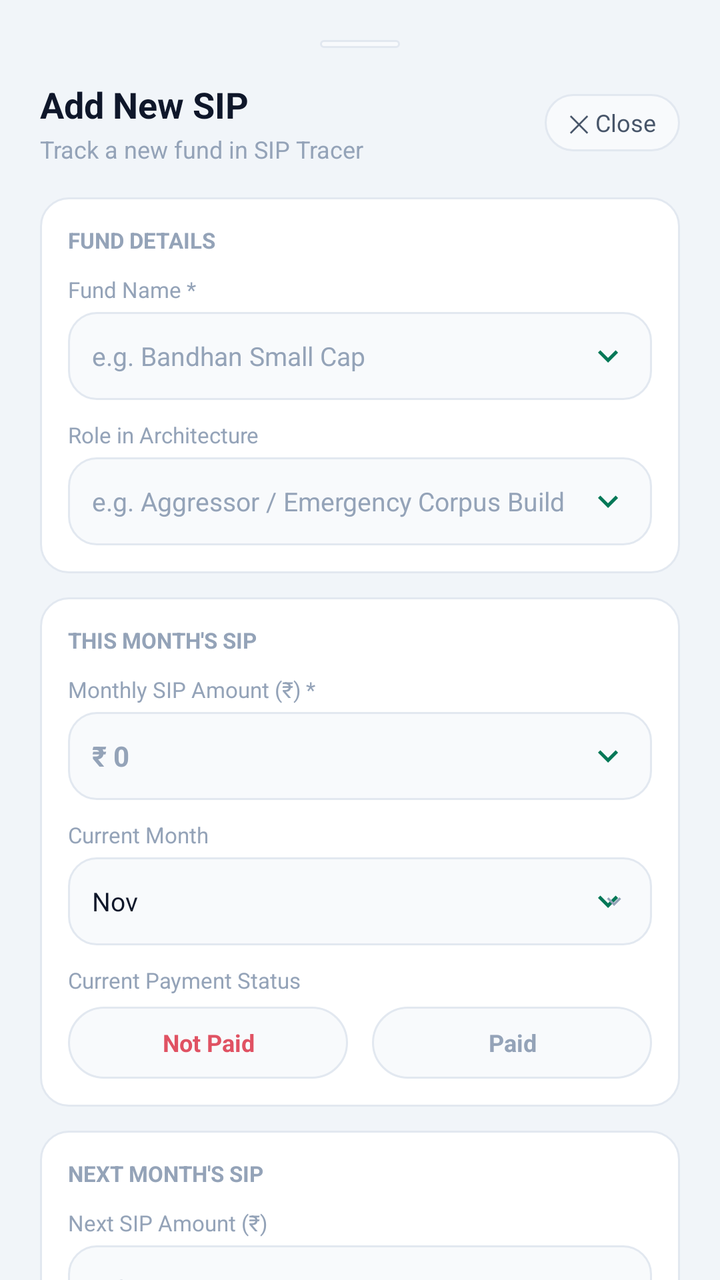
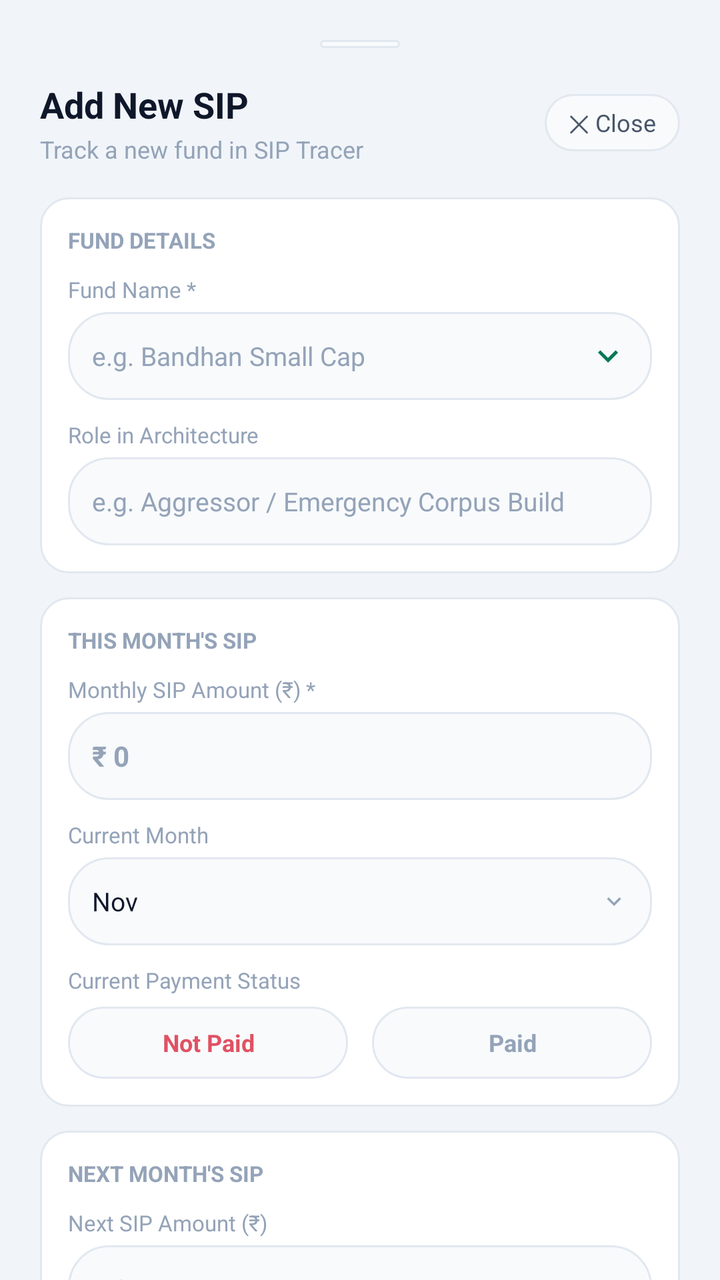

Two renders of the same Android screen: before a commit and after it. Below are the layout's source before the change and the commit's diff.
<!-- AndroidManifest.xml: application theme AppTheme -->
<!-- res/layout/dialog_add_sip.xml -->
<?xml version="1.0" encoding="utf-8"?>
<androidx.core.widget.NestedScrollView xmlns:android="http://schemas.android.com/apk/res/android"
    xmlns:app="http://schemas.android.com/apk/res-auto"
    android:id="@+id/scrollAddSipRoot"
    android:layout_width="match_parent"
    android:layout_height="wrap_content"
    android:background="@color/bg_dark"
    android:clickable="true"
    android:focusable="true"
    android:focusableInTouchMode="true">

    <LinearLayout
        android:id="@+id/layoutAddSipContainer"
        android:layout_width="match_parent"
        android:layout_height="wrap_content"
        android:orientation="vertical"
        android:padding="20dp"
        android:clickable="true"
        android:focusable="true">

        
        <View
            android:layout_width="40dp"
            android:layout_height="4dp"
            android:layout_gravity="center_horizontal"
            android:layout_marginBottom="16dp"
            android:background="@drawable/bg_pill_dark" />

        
        <LinearLayout
            android:layout_width="match_parent"
            android:layout_height="wrap_content"
            android:gravity="center_vertical"
            android:orientation="horizontal">

            <LinearLayout
                android:layout_width="0dp"
                android:layout_height="wrap_content"
                android:layout_weight="1"
                android:orientation="vertical">

                <TextView
                    android:id="@+id/tvAddSipTitle"
                    android:layout_width="wrap_content"
                    android:layout_height="wrap_content"
                    android:text="Add New SIP"
                    android:textColor="@color/text_primary"
                    android:textSize="18sp"
                    android:textStyle="bold" />

                <TextView
                    android:layout_width="wrap_content"
                    android:layout_height="wrap_content"
                    android:layout_marginTop="2dp"
                    android:text="Track a new fund in SIP Tracer"
                    android:textColor="@color/text_muted"
                    android:textSize="12sp" />
            </LinearLayout>

            <TextView
                android:id="@+id/btnAddSipClose"
                android:layout_width="wrap_content"
                android:layout_height="wrap_content"
                android:background="@drawable/bg_pill_dark"
                android:clickable="true"
                android:focusable="true"
                android:paddingStart="12dp"
                android:paddingTop="6dp"
                android:paddingEnd="12dp"
                android:paddingBottom="6dp"
                android:text="✕ Close"
                android:textColor="@color/text_secondary"
                android:textSize="12sp" />
        </LinearLayout>

        
        <LinearLayout
            android:id="@+id/cardAddSipFundDetails"
            android:layout_width="match_parent"
            android:layout_height="wrap_content"
            android:layout_marginTop="16dp"
            android:background="@drawable/bg_card"
            android:orientation="vertical"
            android:padding="14dp"
            android:clickable="true"
            android:focusable="true">

            <TextView
                android:layout_width="wrap_content"
                android:layout_height="wrap_content"
                android:text="FUND DETAILS"
                android:textColor="@color/text_muted"
                android:textSize="11sp"
                android:textStyle="bold" />

            
            <TextView
                android:layout_width="wrap_content"
                android:layout_height="wrap_content"
                android:layout_marginTop="10dp"
                android:text="Fund Name *"
                android:textColor="@color/text_muted"
                android:textSize="11sp" />

            <AutoCompleteTextView
                android:id="@+id/actvAddSipFundName"
                android:layout_width="match_parent"
                android:layout_height="44dp"
                android:layout_marginTop="4dp"
                android:background="@drawable/bg_spinner_dark"
                android:hint="e.g. Bandhan Small Cap"
                android:textColorHint="@color/text_muted"
                android:textColor="@color/text_primary"
                android:textSize="13sp"
                android:paddingStart="12dp"
                android:paddingEnd="12dp"
                android:imeOptions="actionNext"
                android:singleLine="true"
                android:completionThreshold="1"
                android:popupBackground="@drawable/bg_dropdown_popup"
                android:dropDownVerticalOffset="4dp"
                android:dropDownHeight="220dp" />

            
            <TextView
                android:layout_width="wrap_content"
                android:layout_height="wrap_content"
                android:layout_marginTop="10dp"
                android:text="Role in Architecture"
                android:textColor="@color/text_muted"
                android:textSize="11sp" />

            <EditText
                android:id="@+id/etAddSipRole"
                android:layout_width="match_parent"
                android:layout_height="44dp"
                android:layout_marginTop="4dp"
                android:background="@drawable/bg_spinner_dark"
                android:hint="e.g. Aggressor / Emergency Corpus Build"
                android:textColorHint="@color/text_muted"
                android:textColor="@color/text_primary"
                android:textSize="13sp"
                android:paddingStart="12dp"
                android:paddingEnd="12dp"
                android:imeOptions="actionNext"
                android:singleLine="true" />
        </LinearLayout>

        
        <LinearLayout
            android:id="@+id/cardAddSipCurrent"
            android:layout_width="match_parent"
            android:layout_height="wrap_content"
            android:layout_marginTop="12dp"
            android:background="@drawable/bg_card"
            android:orientation="vertical"
            android:padding="14dp"
            android:clickable="true"
            android:focusable="true">

            <TextView
                android:layout_width="wrap_content"
                android:layout_height="wrap_content"
                android:text="THIS MONTH'S SIP"
                android:textColor="@color/text_muted"
                android:textSize="11sp"
                android:textStyle="bold" />

            
            <TextView
                android:layout_width="wrap_content"
                android:layout_height="wrap_content"
                android:layout_marginTop="10dp"
                android:text="Monthly SIP Amount (₹) *"
                android:textColor="@color/text_muted"
                android:textSize="11sp" />

            <EditText
                android:id="@+id/etAddSipCurrentAmount"
                android:layout_width="match_parent"
                android:layout_height="44dp"
                android:layout_marginTop="4dp"
                android:background="@drawable/bg_spinner_dark"
                android:hint="₹ 0"
                android:textColorHint="@color/text_muted"
                android:textColor="@color/text_primary"
                android:textSize="14sp"
                android:textStyle="bold"
                android:inputType="numberDecimal"
                android:imeOptions="actionNext"
                android:paddingStart="12dp"
                android:paddingEnd="12dp" />

            
            <TextView
                android:layout_width="wrap_content"
                android:layout_height="wrap_content"
                android:layout_marginTop="10dp"
                android:text="Current Month"
                android:textColor="@color/text_muted"
                android:textSize="11sp" />

            <LinearLayout
                android:id="@+id/btnSelectAddCurrentMonth"
                android:layout_width="match_parent"
                android:layout_height="44dp"
                android:layout_marginTop="4dp"
                android:background="@drawable/bg_spinner_dark"
                android:clickable="true"
                android:focusable="true"
                android:gravity="center_vertical"
                android:paddingStart="12dp"
                android:paddingEnd="12dp">

                <TextView
                    android:id="@+id/tvAddCurrentMonth"
                    android:layout_width="0dp"
                    android:layout_height="wrap_content"
                    android:layout_weight="1"
                    android:text="Nov"
                    android:textColor="@color/text_primary"
                    android:textSize="13sp" />

                <ImageView
                    android:layout_width="14dp"
                    android:layout_height="14dp"
                    android:src="@drawable/ic_chevron_down"
                    app:tint="@color/text_muted" />
            </LinearLayout>

            
            <TextView
                android:layout_width="wrap_content"
                android:layout_height="wrap_content"
                android:layout_marginTop="10dp"
                android:text="Current Payment Status"
                android:textColor="@color/text_muted"
                android:textSize="11sp" />

            <LinearLayout
                android:layout_width="match_parent"
                android:layout_height="wrap_content"
                android:layout_marginTop="6dp"
                android:orientation="horizontal">

                <TextView
                    android:id="@+id/btnToggleAddCurrentNotPaid"
                    android:layout_width="0dp"
                    android:layout_height="36dp"
                    android:layout_weight="1"
                    android:layout_marginEnd="6dp"
                    android:gravity="center"
                    android:text="Not Paid"
                    android:textColor="@color/red_rose"
                    android:textSize="12sp"
                    android:textStyle="bold"
                    android:background="@drawable/bg_pill_dark"
                    android:clickable="true"
                    android:focusable="true" />

                <TextView
                    android:id="@+id/btnToggleAddCurrentPaid"
                    android:layout_width="0dp"
                    android:layout_height="36dp"
                    android:layout_weight="1"
                    android:layout_marginStart="6dp"
                    android:gravity="center"
                    android:text="Paid"
                    android:textColor="@color/text_muted"
                    android:textSize="12sp"
                    android:textStyle="bold"
                    android:background="@drawable/bg_pill_dark"
                    android:clickable="true"
                    android:focusable="true" />
            </LinearLayout>
        </LinearLayout>

        
        <LinearLayout
            android:id="@+id/cardAddSipNext"
            android:layout_width="match_parent"
            android:layout_height="wrap_content"
            android:layout_marginTop="12dp"
            android:background="@drawable/bg_card"
            android:orientation="vertical"
            android:padding="14dp"
            android:clickable="true"
            android:focusable="true">

            <TextView
                android:layout_width="wrap_content"
                android:layout_height="wrap_content"
                android:text="NEXT MONTH'S SIP"
                android:textColor="@color/text_muted"
                android:textSize="11sp"
                android:textStyle="bold" />

            
            <TextView
                android:layout_width="wrap_content"
                android:layout_height="wrap_content"
                android:layout_marginTop="10dp"
                android:text="Next SIP Amount (₹)"
                android:textColor="@color/text_muted"
                android:textSize="11sp" />

            <EditText
                android:id="@+id/etAddSipNextAmount"
                android:layout_width="match_parent"
                android:layout_height="44dp"
                android:layout_marginTop="4dp"
                android:background="@drawable/bg_spinner_dark"
                android:hint="₹ 0"
                android:textColorHint="@color/text_muted"
                android:textColor="@color/text_primary"
                android:textSize="14sp"
                android:textStyle="bold"
                android:inputType="numberDecimal"
                android:imeOptions="actionDone"
                android:paddingStart="12dp"
                android:paddingEnd="12dp" />

            
            <TextView
                android:layout_width="wrap_content"
                android:layout_height="wrap_content"
                android:layout_marginTop="10dp"
                android:text="Next Month"
                android:textColor="@color/text_muted"
                android:textSize="11sp" />

            <LinearLayout
                android:id="@+id/btnSelectAddNextMonth"
                android:layout_width="match_parent"
                android:layout_height="44dp"
                android:layout_marginTop="4dp"
                android:background="@drawable/bg_spinner_dark"
                android:clickable="true"
                android:focusable="true"
                android:gravity="center_vertical"
                android:paddingStart="12dp"
                android:paddingEnd="12dp">

                <TextView
                    android:id="@+id/tvAddNextMonth"
                    android:layout_width="0dp"
                    android:layout_height="wrap_content"
                    android:layout_weight="1"
                    android:text="Dec"
                    android:textColor="@color/text_primary"
                    android:textSize="13sp" />

                <ImageView
                    android:layout_width="14dp"
                    android:layout_height="14dp"
                    android:src="@drawable/ic_chevron_down"
                    app:tint="@color/text_muted" />
            </LinearLayout>

            
            <TextView
                android:layout_width="wrap_content"
                android:layout_height="wrap_content"
                android:layout_marginTop="10dp"
                android:text="Next Payment Status"
                android:textColor="@color/text_muted"
                android:textSize="11sp" />

            <LinearLayout
                android:layout_width="match_parent"
                android:layout_height="wrap_content"
                android:layout_marginTop="6dp"
                android:orientation="horizontal">

                <TextView
                    android:id="@+id/btnToggleAddNextNotPaid"
                    android:layout_width="0dp"
                    android:layout_height="36dp"
                    android:layout_weight="1"
                    android:layout_marginEnd="6dp"
                    android:gravity="center"
                    android:text="Not Paid"
                    android:textColor="@color/red_rose"
                    android:textSize="12sp"
                    android:textStyle="bold"
                    android:background="@drawable/bg_pill_dark"
                    android:clickable="true"
                    android:focusable="true" />

                <TextView
                    android:id="@+id/btnToggleAddNextPaid"
                    android:layout_width="0dp"
                    android:layout_height="36dp"
                    android:layout_weight="1"
                    android:layout_marginStart="6dp"
                    android:gravity="center"
                    android:text="Paid"
                    android:textColor="@color/text_muted"
                    android:textSize="12sp"
                    android:textStyle="bold"
                    android:background="@drawable/bg_pill_dark"
                    android:clickable="true"
                    android:focusable="true" />
            </LinearLayout>
        </LinearLayout>

        
        <LinearLayout
            android:id="@+id/cardAddSipConfig"
            android:layout_width="match_parent"
            android:layout_height="wrap_content"
            android:layout_marginTop="12dp"
            android:background="@drawable/bg_card"
            android:orientation="vertical"
            android:padding="14dp"
            android:clickable="true"
            android:focusable="true">

            <TextView
                android:layout_width="wrap_content"
                android:layout_height="wrap_content"
                android:text="CONFIGURATION"
                android:textColor="@color/text_muted"
                android:textSize="11sp"
                android:textStyle="bold" />

            
            <TextView
                android:layout_width="wrap_content"
                android:layout_height="wrap_content"
                android:layout_marginTop="10dp"
                android:text="Platform / Payment Mode"
                android:textColor="@color/text_muted"
                android:textSize="11sp" />

            <LinearLayout
                android:id="@+id/btnSelectAddPlatform"
                android:layout_width="match_parent"
                android:layout_height="44dp"
                android:layout_marginTop="4dp"
                android:background="@drawable/bg_spinner_dark"
                android:clickable="true"
                android:focusable="true"
                android:gravity="center_vertical"
                android:paddingStart="12dp"
                android:paddingEnd="12dp">

                <TextView
                    android:id="@+id/tvAddSelectedPlatform"
                    android:layout_width="0dp"
                    android:layout_height="wrap_content"
                    android:layout_weight="1"
                    android:text="amc/upiauto"
                    android:textColor="@color/text_primary"
                    android:textSize="13sp" />

                <ImageView
                    android:layout_width="14dp"
                    android:layout_height="14dp"
                    android:src="@drawable/ic_chevron_down"
                    app:tint="@color/text_muted" />
            </LinearLayout>

            
            <TextView
                android:layout_width="wrap_content"
                android:layout_height="wrap_content"
                android:layout_marginTop="10dp"
                android:text="Linked Bank Account"
                android:textColor="@color/text_muted"
                android:textSize="11sp" />

            <LinearLayout
                android:id="@+id/btnSelectAddBankAccount"
                android:layout_width="match_parent"
                android:layout_height="44dp"
                android:layout_marginTop="4dp"
                android:background="@drawable/bg_spinner_dark"
                android:clickable="true"
                android:focusable="true"
                android:gravity="center_vertical"
                android:paddingStart="12dp"
                android:paddingEnd="12dp">

                <TextView
                    android:id="@+id/tvAddSelectedBankAccount"
                    android:layout_width="0dp"
                    android:layout_height="wrap_content"
                    android:layout_weight="1"
                    android:text="Slice"
                    android:textColor="@color/text_primary"
                    android:textSize="13sp" />

                <ImageView
                    android:layout_width="14dp"
                    android:layout_height="14dp"
                    android:src="@drawable/ic_chevron_down"
                    app:tint="@color/text_muted" />
            </LinearLayout>
        </LinearLayout>

        
        <LinearLayout
            android:layout_width="match_parent"
            android:layout_height="wrap_content"
            android:layout_marginTop="20dp"
            android:layout_marginBottom="16dp"
            android:orientation="horizontal">

            <com.google.android.material.button.MaterialButton
                android:id="@+id/btnAddSipCancel"
                android:layout_width="0dp"
                android:layout_height="48dp"
                android:layout_marginEnd="8dp"
                android:layout_weight="1"
                app:cornerRadius="24dp"
                app:backgroundTint="@color/bg_card_secondary"
                app:strokeColor="@color/border_dark"
                app:strokeWidth="1dp"
                android:text="Cancel"
                android:textColor="@color/text_secondary"
                android:textSize="13sp"
                android:textStyle="bold"
                android:textAllCaps="false" />

            <com.google.android.material.button.MaterialButton
                android:id="@+id/btnAddSipSubmit"
                android:layout_width="0dp"
                android:layout_height="48dp"
                android:layout_marginStart="8dp"
                android:layout_weight="1.6"
                app:cornerRadius="24dp"
                app:backgroundTint="@color/colorPrimary"
                android:text="Add to Google Sheet"
                android:textColor="@color/text_on_primary"
                android:textSize="13sp"
                android:textStyle="bold"
                android:textAllCaps="false" />
        </LinearLayout>

    </LinearLayout>
</androidx.core.widget.NestedScrollView>
<!-- resources referenced by this layout -->
<resources>
  <color name="bg_card_secondary">#F8FAFC</color>
  <color name="bg_dark">#F1F5F9</color>
  <color name="border_dark">#E2E8F0</color>
  <color name="colorPrimary">#0D9488</color>
  <color name="red_rose">#E05263</color>
  <color name="text_muted">#94A3B8</color>
  <color name="text_on_primary">#FFFFFF</color>
  <color name="text_primary">#0F172A</color>
  <color name="text_secondary">#475569</color>
  <!-- drawable bg_card (drawable) -->
  <?xml version="1.0" encoding="utf-8"?>
  <shape xmlns:android="http://schemas.android.com/apk/res/android"
      android:shape="rectangle">
      <solid android:color="@color/bg_card" />
      <corners android:radius="14dp" />
      <stroke
          android:width="1dp"
          android:color="@color/border_dark" />
  </shape>
  <!-- drawable bg_dropdown_popup (drawable) -->
  <?xml version="1.0" encoding="utf-8"?>
  <shape xmlns:android="http://schemas.android.com/apk/res/android"
      android:shape="rectangle">
      <solid android:color="@color/bg_card" />
      <corners android:radius="12dp" />
      <stroke
          android:width="1dp"
          android:color="@color/border_dark" />
  </shape>
  <!-- drawable bg_pill_dark (drawable) -->
  <?xml version="1.0" encoding="utf-8"?>
  <shape xmlns:android="http://schemas.android.com/apk/res/android"
      android:shape="rectangle">
      <solid android:color="@color/bg_card_secondary" />
      <corners android:radius="20dp" />
      <stroke
          android:width="1dp"
          android:color="@color/border_dark" />
  </shape>
  <!-- drawable bg_spinner_dark (drawable) -->
  <?xml version="1.0" encoding="utf-8"?>
  <layer-list xmlns:android="http://schemas.android.com/apk/res/android">
      <item>
          <shape android:shape="rectangle">
              <solid android:color="@color/bg_card_secondary" />
              <corners android:radius="14dp" />
              <stroke
                  android:width="1dp"
                  android:color="@color/border_dark" />
          </shape>
      </item>
      <item
          android:drawable="@drawable/ic_chevron_down"
          android:gravity="end|center_vertical"
          android:right="12dp" />
  </layer-list>
  <!-- drawable ic_chevron_down (drawable) -->
  <?xml version="1.0" encoding="utf-8"?>
  <vector xmlns:android="http://schemas.android.com/apk/res/android"
      android:width="20dp"
      android:height="20dp"
      android:viewportWidth="24"
      android:viewportHeight="24">
      <path
          android:fillColor="@color/green_mint"
          android:pathData="M7.41,8.59L12,13.17l4.59,-4.58L18,10l-6,6 -6,-6 1.41,-1.41z"/>
  </vector>
  <color name="bg_card">#FFFFFF</color>
  <color name="green_mint">#047857</color>
  <color name="colorPrimaryDark">#E2E8F0</color>
  <color name="colorAccent">#0D9488</color>
  <color name="nav_bottom_bg">#FFFFFF</color>
  <style name="FinMngrAutoCompleteTextView" parent="Widget.AppCompat.AutoCompleteTextView">
          <item name="android:popupBackground">@drawable/bg_dropdown_popup</item>
          <item name="android:textColor">@color/text_primary</item>
          <item name="android:textColorHint">@color/text_muted</item>
          <item name="android:dropDownVerticalOffset">4dp</item>
      </style>
  <style name="FinMngrBottomSheetModal" parent="Widget.MaterialComponents.BottomSheet.Modal">
          <item name="android:background">@android:color/transparent</item>
          <item name="android:backgroundTint">@android:color/transparent</item>
          <item name="backgroundTint">@android:color/transparent</item>
          <item name="shapeAppearance">@null</item>
          <item name="shapeAppearanceOverlay">@null</item>
      </style>
  <!-- unchanged entries left out for length: 2 -->
</resources>

<!-- the commit's change to res/layout/dialog_add_sip.xml (unified diff, before → after) -->
@@ -102,24 +102,41 @@
                 android:textColor="@color/text_muted"
                 android:textSize="11sp" />
 
-            <AutoCompleteTextView
-                android:id="@+id/actvAddSipFundName"
-                android:layout_width="match_parent"
-                android:layout_height="44dp"
-                android:layout_marginTop="4dp"
-                android:background="@drawable/bg_spinner_dark"
-                android:hint="e.g. Bandhan Small Cap"
-                android:textColorHint="@color/text_muted"
-                android:textColor="@color/text_primary"
-                android:textSize="13sp"
-                android:paddingStart="12dp"
-                android:paddingEnd="12dp"
-                android:imeOptions="actionNext"
-                android:singleLine="true"
-                android:completionThreshold="1"
-                android:popupBackground="@drawable/bg_dropdown_popup"
-                android:dropDownVerticalOffset="4dp"
-                android:dropDownHeight="220dp" />
+            <RelativeLayout
+                android:layout_width="match_parent"
+                android:layout_height="44dp"
+                android:layout_marginTop="4dp">
+
+                <AutoCompleteTextView
+                    android:id="@+id/actvAddSipFundName"
+                    android:layout_width="match_parent"
+                    android:layout_height="match_parent"
+                    android:background="@drawable/bg_pill_dark"
+                    android:hint="e.g. Bandhan Small Cap"
+                    android:textColorHint="@color/text_muted"
+                    android:textColor="@color/text_primary"
+                    android:textSize="13sp"
+                    android:paddingStart="12dp"
+                    android:paddingEnd="42dp"
+                    android:imeOptions="actionNext"
+                    android:singleLine="true"
+                    android:completionThreshold="1"
+                    android:popupBackground="@drawable/bg_dropdown_popup"
+                    android:dropDownVerticalOffset="4dp" />
+
+                <ImageView
+                    android:id="@+id/btnFundNameDropdown"
+                    android:layout_width="44dp"
+                    android:layout_height="match_parent"
+                    android:layout_alignParentEnd="true"
+                    android:layout_centerVertical="true"
+                    android:padding="12dp"
+                    android:src="@drawable/ic_chevron_down"
+                    android:background="?attr/selectableItemBackgroundBorderless"
+                    android:clickable="true"
+                    android:focusable="true"
+                    android:contentDescription="Select Fund" />
+            </RelativeLayout>
 
             
             <TextView
@@ -135,7 +152,7 @@
                 android:layout_width="match_parent"
                 android:layout_height="44dp"
                 android:layout_marginTop="4dp"
-                android:background="@drawable/bg_spinner_dark"
+                android:background="@drawable/bg_pill_dark"
                 android:hint="e.g. Aggressor / Emergency Corpus Build"
                 android:textColorHint="@color/text_muted"
                 android:textColor="@color/text_primary"
@@ -180,7 +197,7 @@
                 android:layout_width="match_parent"
                 android:layout_height="44dp"
                 android:layout_marginTop="4dp"
-                android:background="@drawable/bg_spinner_dark"
+                android:background="@drawable/bg_pill_dark"
                 android:hint="₹ 0"
                 android:textColorHint="@color/text_muted"
                 android:textColor="@color/text_primary"
@@ -205,7 +222,7 @@
                 android:layout_width="match_parent"
                 android:layout_height="44dp"
                 android:layout_marginTop="4dp"
-                android:background="@drawable/bg_spinner_dark"
+                android:background="@drawable/bg_pill_dark"
                 android:clickable="true"
                 android:focusable="true"
                 android:gravity="center_vertical"
@@ -309,7 +326,7 @@
                 android:layout_width="match_parent"
                 android:layout_height="44dp"
                 android:layout_marginTop="4dp"
-                android:background="@drawable/bg_spinner_dark"
+                android:background="@drawable/bg_pill_dark"
                 android:hint="₹ 0"
                 android:textColorHint="@color/text_muted"
                 android:textColor="@color/text_primary"
@@ -334,7 +351,7 @@
                 android:layout_width="match_parent"
                 android:layout_height="44dp"
                 android:layout_marginTop="4dp"
-                android:background="@drawable/bg_spinner_dark"
+                android:background="@drawable/bg_pill_dark"
                 android:clickable="true"
                 android:focusable="true"
                 android:gravity="center_vertical"
@@ -438,7 +455,7 @@
                 android:layout_width="match_parent"
                 android:layout_height="44dp"
                 android:layout_marginTop="4dp"
-                android:background="@drawable/bg_spinner_dark"
+                android:background="@drawable/bg_pill_dark"
                 android:clickable="true"
                 android:focusable="true"
                 android:gravity="center_vertical"
@@ -475,7 +492,7 @@
                 android:layout_width="match_parent"
                 android:layout_height="44dp"
                 android:layout_marginTop="4dp"
-                android:background="@drawable/bg_spinner_dark"
+                android:background="@drawable/bg_pill_dark"
                 android:clickable="true"
                 android:focusable="true"
                 android:gravity="center_vertical"
<!-- resource entries referenced after the edit -->
@@ -39,23 +39,6 @@
           android:width="1dp"
           android:color="@color/border_dark" />
   </shape>
-  <!-- drawable bg_spinner_dark (drawable) -->
-  <?xml version="1.0" encoding="utf-8"?>
-  <layer-list xmlns:android="http://schemas.android.com/apk/res/android">
-      <item>
-          <shape android:shape="rectangle">
-              <solid android:color="@color/bg_card_secondary" />
-              <corners android:radius="14dp" />
-              <stroke
-                  android:width="1dp"
-                  android:color="@color/border_dark" />
-          </shape>
-      </item>
-      <item
-          android:drawable="@drawable/ic_chevron_down"
-          android:gravity="end|center_vertical"
-          android:right="12dp" />
-  </layer-list>
   <!-- drawable ic_chevron_down (drawable) -->
   <?xml version="1.0" encoding="utf-8"?>
   <vector xmlns:android="http://schemas.android.com/apk/res/android"
@@ -77,6 +60,7 @@
           <item name="android:textColor">@color/text_primary</item>
           <item name="android:textColorHint">@color/text_muted</item>
           <item name="android:dropDownVerticalOffset">4dp</item>
+          <item name="android:dropDownHeight">wrap_content</item>
       </style>
   <style name="FinMngrBottomSheetModal" parent="Widget.MaterialComponents.BottomSheet.Modal">
           <item name="android:background">@android:color/transparent</item>
